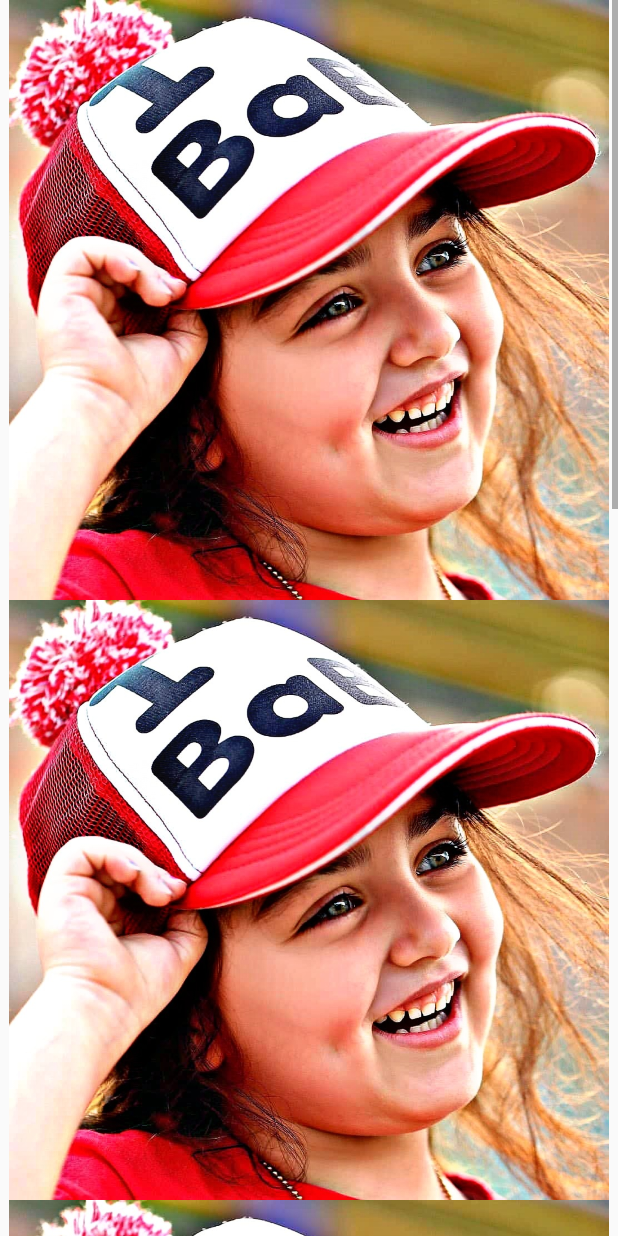
After one commit to ShohaibAhmad/Demo-TodayValue, an Android app: the Profile screen opened directly, with no data from a screen before it, on a phone screen of 412 x 824 dp. The commit adds this screen. Run offline under Robolectric (Android 15) with nearby library versions, the phone set to English and light mode, and no system bars.

Commit message:
sTest Profile Working 3

```diff
--- /dev/null
+++ b/app/src/main/java/com/promoteprovider/demotodayvalue/Profile.java
@@ -0,0 +1,14 @@
+package com.promoteprovider.demotodayvalue;
+
+import androidx.appcompat.app.AppCompatActivity;
+
+import android.os.Bundle;
+
+public class Profile extends AppCompatActivity {
+
+    @Override
+    protected void onCreate(Bundle savedInstanceState) {
+        super.onCreate(savedInstanceState);
+        setContentView(R.layout.activity_profile);
+    }
+}
--- /dev/null
+++ b/app/src/main/res/layout/activity_profile.xml
@@ -0,0 +1,52 @@
+<?xml version="1.0" encoding="utf-8"?>
+<androidx.constraintlayout.widget.ConstraintLayout xmlns:android="http://schemas.android.com/apk/res/android"
+    xmlns:app="http://schemas.android.com/apk/res-auto"
+    xmlns:diagonal="http://schemas.android.com/apk/res/android"
+    xmlns:tools="http://schemas.android.com/tools"
+    android:layout_width="match_parent"
+    android:layout_height="match_parent"
+    tools:context=".Profile">
+    <com.airbnb.lottie.LottieAnimationView
+        android:id="@+id/animationView"
+        android:layout_width="50dp"
+        android:layout_height="50dp"
+        android:layout_marginEnd="32dp"
+        android:layout_marginBottom="32dp"
+        app:layout_constraintBottom_toBottomOf="parent"
+        app:layout_constraintEnd_toEndOf="parent"
+        app:lottie_autoPlay="true"
+        app:lottie_loop="true"
+        app:lottie_rawRes="@raw/message" />
+
+    <ScrollView
+        android:layout_width="match_parent"
+        android:layout_height="match_parent">
+        <LinearLayout
+            android:layout_width="match_parent"
+            android:orientation="vertical"
+            android:layout_height="wrap_content">
+            <ImageView
+                android:layout_width="match_parent"
+                android:layout_height="400dp"
+                android:src="@drawable/profile"
+                />     <ImageView
+                android:layout_width="match_parent"
+                android:layout_height="400dp"
+                android:src="@drawable/profile"
+                />     <ImageView
+                android:layout_width="match_parent"
+                android:layout_height="400dp"
+                android:src="@drawable/profile"
+                />     <ImageView
+                android:layout_width="match_parent"
+                android:layout_height="400dp"
+                android:src="@drawable/profile"
+                />     <ImageView
+                android:layout_width="match_parent"
+                android:layout_height="400dp"
+                android:src="@drawable/profile"
+                />
+        </LinearLayout>
+    </ScrollView>
+
+</androidx.constraintlayout.widget.ConstraintLayout>
```
Also changed, not shown: app/src/main/AndroidManifest.xml (+7 -7 lines), app/src/main/java/com/promoteprovider/demotodayvalue/Fragments/ProfileFragment.java (deleted, +0 -66 lines), app/src/main/java/com/promoteprovider/demotodayvalue/MainActivity.java (+2 -5 lines), app/src/main/res/layout/fragment_profile.xml (deleted, +0 -141 lines).
